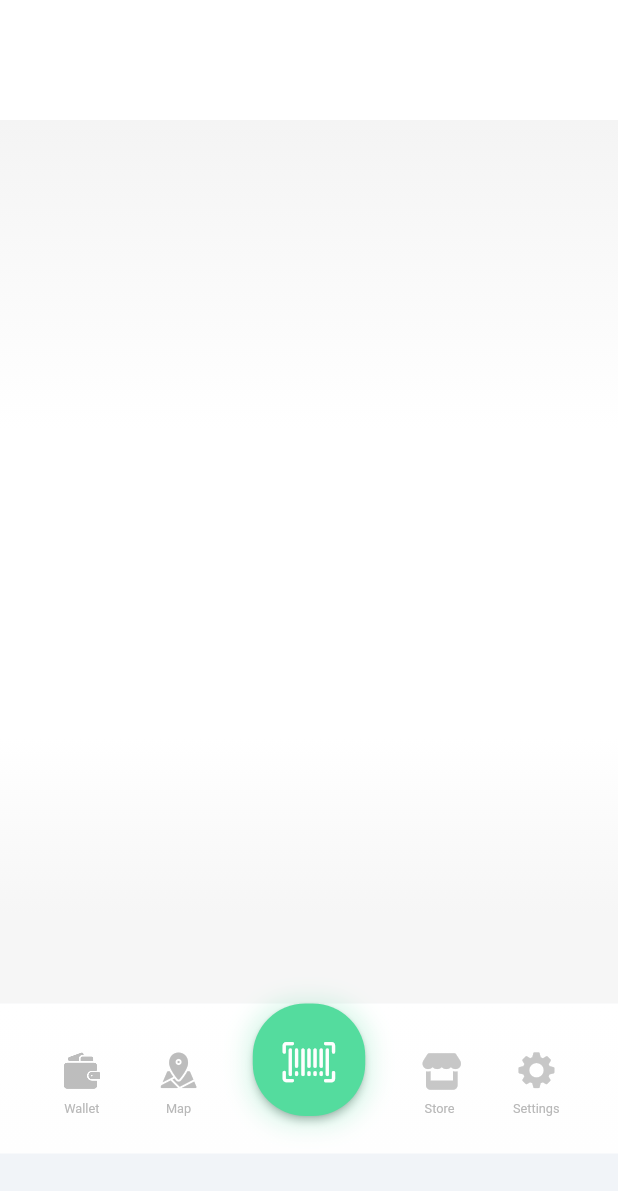
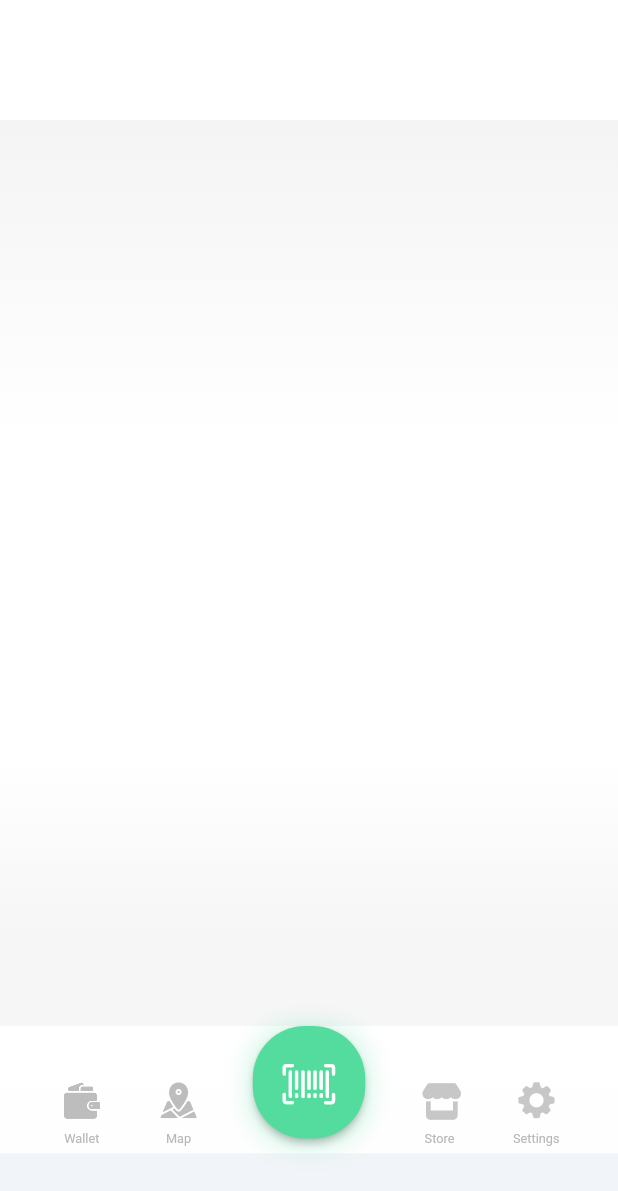
Before and after one commit to lukasbottel/BottelFlutter, a Flutter app: the StoreCopyWidget screen opened by its route, on a phone screen of 412 x 824 dp, the part 45-1236 px from its top. Run offline on Flutter 3.47's test engine with Material 2 defaults, Android fonts, the phone set to English and light mode, and no system bars; our stand-ins replace auto_size_text, expandable, flutter_svg, font_awesome_flutter, from_css_color, go_router and 5 more; missing offline and left inert: json_path; accounts and stored records are empty; network calls fail; Roboto replaces fonts that are missing (Readex Pro).

Commit message:
Updating to latest FlutterFlow output.

```diff
--- a/lib/pages/nav_bar1/nav_bar1_widget.dart
+++ b/lib/pages/nav_bar1/nav_bar1_widget.dart
@@ -62,7 +62,7 @@ class _NavBar1WidgetState extends State<NavBar1Widget> {
                   ),
                   child: Container(
                     width: double.infinity,
-                    height: 100.0,
+                    height: 85.0,
                     decoration: BoxDecoration(
                       gradient: LinearGradient(
                         colors: [Colors.white, Color(0xFFFEFEFE)],
@@ -85,7 +85,7 @@ class _NavBar1WidgetState extends State<NavBar1Widget> {
                 children: [
                   Padding(
                     padding:
-                        EdgeInsetsDirectional.fromSTEB(10.0, 0.0, 0.0, 50.0),
+                        EdgeInsetsDirectional.fromSTEB(10.0, 0.0, 0.0, 30.0),
                     child: Column(
                       mainAxisSize: MainAxisSize.min,
                       mainAxisAlignment: MainAxisAlignment.end,
@@ -118,7 +118,7 @@ class _NavBar1WidgetState extends State<NavBar1Widget> {
                   ),
                   Padding(
                     padding:
-                        EdgeInsetsDirectional.fromSTEB(0.0, 0.0, 0.0, 50.0),
+                        EdgeInsetsDirectional.fromSTEB(0.0, 0.0, 0.0, 30.0),
                     child: Column(
                       mainAxisSize: MainAxisSize.min,
                       mainAxisAlignment: MainAxisAlignment.end,
@@ -151,7 +151,7 @@ class _NavBar1WidgetState extends State<NavBar1Widget> {
                   ),
                   Padding(
                     padding:
-                        EdgeInsetsDirectional.fromSTEB(5.0, 0.0, 5.0, 50.0),
+                        EdgeInsetsDirectional.fromSTEB(5.0, 0.0, 5.0, 35.0),
                     child: Column(
                       mainAxisSize: MainAxisSize.min,
                       mainAxisAlignment: MainAxisAlignment.start,
@@ -208,7 +208,7 @@ class _NavBar1WidgetState extends State<NavBar1Widget> {
                   ),
                   Padding(
                     padding:
-                        EdgeInsetsDirectional.fromSTEB(0.0, 0.0, 0.0, 50.0),
+                        EdgeInsetsDirectional.fromSTEB(0.0, 0.0, 0.0, 30.0),
                     child: Column(
                       mainAxisSize: MainAxisSize.min,
                       mainAxisAlignment: MainAxisAlignment.end,
@@ -241,7 +241,7 @@ class _NavBar1WidgetState extends State<NavBar1Widget> {
                   ),
                   Padding(
                     padding:
-                        EdgeInsetsDirectional.fromSTEB(0.0, 0.0, 10.0, 50.0),
+                        EdgeInsetsDirectional.fromSTEB(0.0, 0.0, 10.0, 30.0),
                     child: Column(
                       mainAxisSize: MainAxisSize.min,
                       mainAxisAlignment: MainAxisAlignment.end,
```
